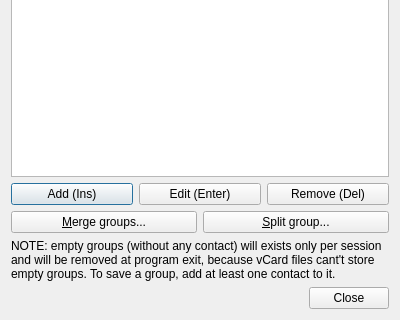
The window that app/groupdialog.ui (DarkHobbit/doublecontact) describes before a commit, drawn with Qt 5; both pictures show x 0 to 400 and y 151 to 471 of the 400 by 471 pixel window.
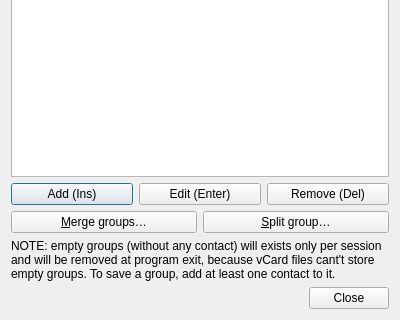
The same window after the commit.

Commit message: typo ellipsis, added

The edit to the form file:
```diff
--- a/app/groupdialog.ui
+++ b/app/groupdialog.ui
@@ -67,14 +67,14 @@
      <item>
       <widget class="QPushButton" name="btnMerge">
        <property name="text">
-        <string>&amp;Merge groups...</string>
+        <string>&amp;Merge groups…</string>
        </property>
       </widget>
      </item>
      <item>
       <widget class="QPushButton" name="btnSplit">
        <property name="text">
-        <string>&amp;Split group...</string>
+        <string>&amp;Split group…</string>
        </property>
       </widget>
      </item>
```
